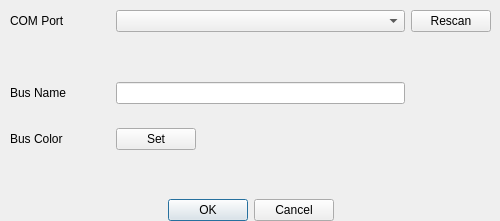
Qt form Graffik/gui/core/Dialogs/addnetdialog.ui (DynamicPerception/Graffik_Legacy) before a commit.
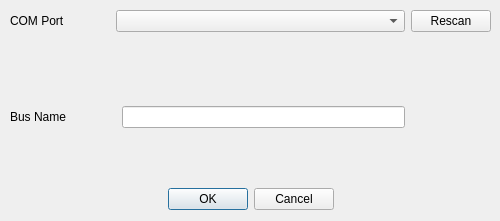
The same form after that commit.

Commit message: * Removed bus color settings * Moved save/load slim file to buttons in script screen

```diff
--- a/Graffik/gui/core/Dialogs/addnetdialog.ui
+++ b/Graffik/gui/core/Dialogs/addnetdialog.ui
@@ -31,7 +31,7 @@
      <height>255</height>
     </rect>
    </property>
-   <layout class="QGridLayout" name="gridLayout" rowstretch="0,0,0,0,0,0,0">
+   <layout class="QGridLayout" name="gridLayout" rowstretch="0,0,0,0,0,0,0,0,0">
     <property name="spacing">
      <number>6</number>
     </property>
@@ -42,24 +42,14 @@
       </property>
      </widget>
     </item>
-    <item row="1" column="6">
+    <item row="1" column="4">
      <widget class="QPushButton" name="rescanButton">
       <property name="text">
        <string>Rescan</string>
       </property>
      </widget>
     </item>
-    <item row="3" column="1">
-     <widget class="QLabel" name="label_2">
-      <property name="text">
-       <string>Bus Name</string>
-      </property>
-     </widget>
-    </item>
-    <item row="3" column="2" colspan="4">
-     <widget class="QLineEdit" name="netName"/>
-    </item>
-    <item row="5" column="1" rowspan="2" colspan="6">
+    <item row="7" column="1" rowspan="2" colspan="4">
      <widget class="QDialogButtonBox" name="buttonBox">
       <property name="orientation">
        <enum>Qt::Horizontal</enum>
@@ -72,39 +62,7 @@
       </property>
      </widget>
     </item>
-    <item row="4" column="6">
-     <spacer name="verticalSpacer">
-      <property name="orientation">
-       <enum>Qt::Vertical</enum>
-      </property>
-      <property name="sizeType">
-       <enum>QSizePolicy::Fixed</enum>
-      </property>
-      <property name="sizeHint" stdset="0">
-       <size>
-        <width>20</width>
-        <height>40</height>
-       </size>
-      </property>
-     </spacer>
-    </item>
-    <item row="3" column="6">
-     <spacer name="verticalSpacer_2">
-      <property name="orientation">
-       <enum>Qt::Vertical</enum>
-      </property>
-      <property name="sizeType">
-       <enum>QSizePolicy::Fixed</enum>
-      </property>
-      <property name="sizeHint" stdset="0">
-       <size>
-        <width>20</width>
-        <height>40</height>
-       </size>
-      </property>
-     </spacer>
-    </item>
-    <item row="0" column="6">
+    <item row="0" column="4">
      <spacer name="verticalSpacer_3">
       <property name="orientation">
        <enum>Qt::Vertical</enum>
@@ -120,7 +78,7 @@
       </property>
      </spacer>
     </item>
-    <item row="1" column="7">
+    <item row="1" column="5">
      <spacer name="horizontalSpacer">
       <property name="orientation">
        <enum>Qt::Horizontal</enum>
@@ -152,44 +110,17 @@
       </property>
      </spacer>
     </item>
-    <item row="4" column="1">
-     <widget class="QLabel" name="label_3">
-      <property name="text">
-       <string>Bus Color</string>
-      </property>
-     </widget>
-    </item>
-    <item row="1" column="2" colspan="4">
+    <item row="1" column="2" colspan="2">
      <widget class="QComboBox" name="portCombo"/>
     </item>
-    <item row="4" column="3" colspan="3">
-     <spacer name="horizontalSpacer_4">
-      <property name="orientation">
-       <enum>Qt::Horizontal</enum>
-      </property>
-      <property name="sizeHint" stdset="0">
-       <size>
-        <width>40</width>
-        <height>20</height>
-       </size>
-      </property>
-     </spacer>
-    </item>
-    <item row="4" column="2">
-     <widget class="QPushButton" name="colorSetButton">
-      <property name="text">
-       <string>Set</string>
-      </property>
-     </widget>
-    </item>
-    <item row="2" column="2" colspan="4">
+    <item row="2" column="2" colspan="2">
      <widget class="QLabel" name="portHintLabel">
       <property name="text">
        <string/>
       </property>
      </widget>
     </item>
-    <item row="5" column="0" rowspan="2">
+    <item row="7" column="0" rowspan="2">
      <spacer name="verticalSpacer_4">
       <property name="orientation">
        <enum>Qt::Vertical</enum>
@@ -205,7 +136,33 @@
       </property>
      </spacer>
     </item>
-    <item row="2" column="1">
+    <item row="3" column="3">
+     <widget class="QLineEdit" name="netName"/>
+    </item>
+    <item row="3" column="1">
+     <widget class="QLabel" name="label_2">
+      <property name="text">
+       <string>Bus Name</string>
+      </property>
+     </widget>
+    </item>
+    <item row="3" column="4">
+     <spacer name="verticalSpacer_2">
+      <property name="orientation">
+       <enum>Qt::Vertical</enum>
+      </property>
+      <property name="sizeType">
+       <enum>QSizePolicy::Fixed</enum>
+      </property>
+      <property name="sizeHint" stdset="0">
+       <size>
+        <width>20</width>
+        <height>40</height>
+       </size>
+      </property>
+     </spacer>
+    </item>
+    <item row="6" column="1">
      <spacer name="horizontalSpacer_3">
       <property name="orientation">
        <enum>Qt::Horizontal</enum>
@@ -216,7 +173,7 @@
       <property name="sizeHint" stdset="0">
        <size>
         <width>100</width>
-        <height>10</height>
+        <height>1</height>
        </size>
       </property>
      </spacer>
```
The commit also changes 20 other files.
